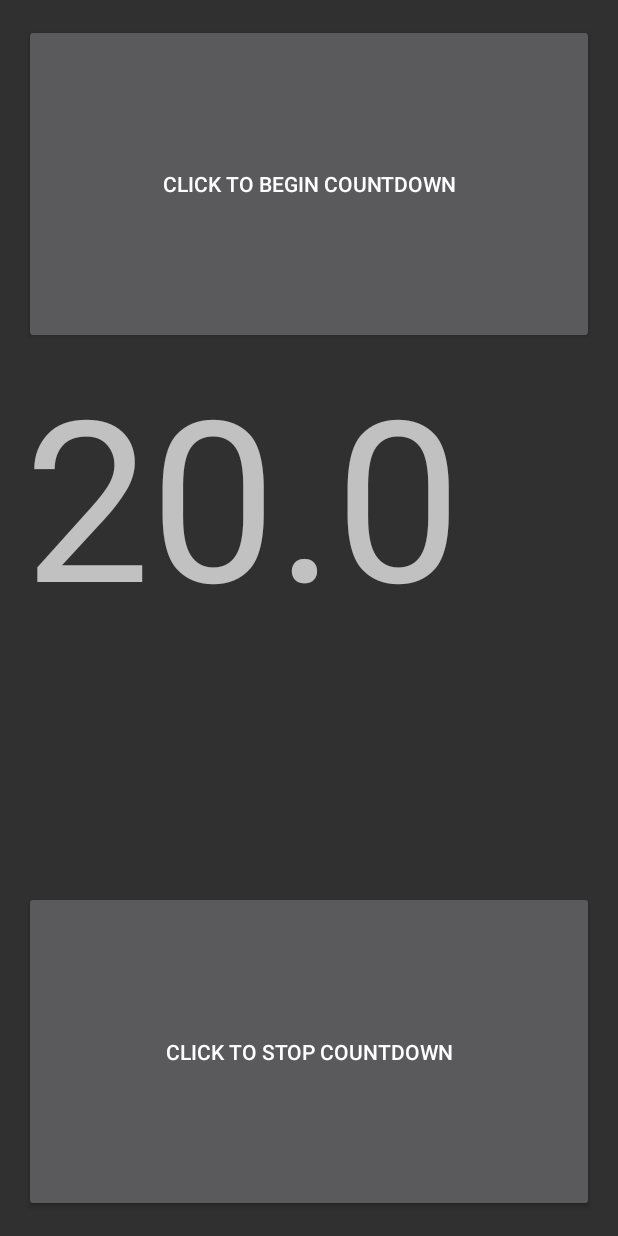
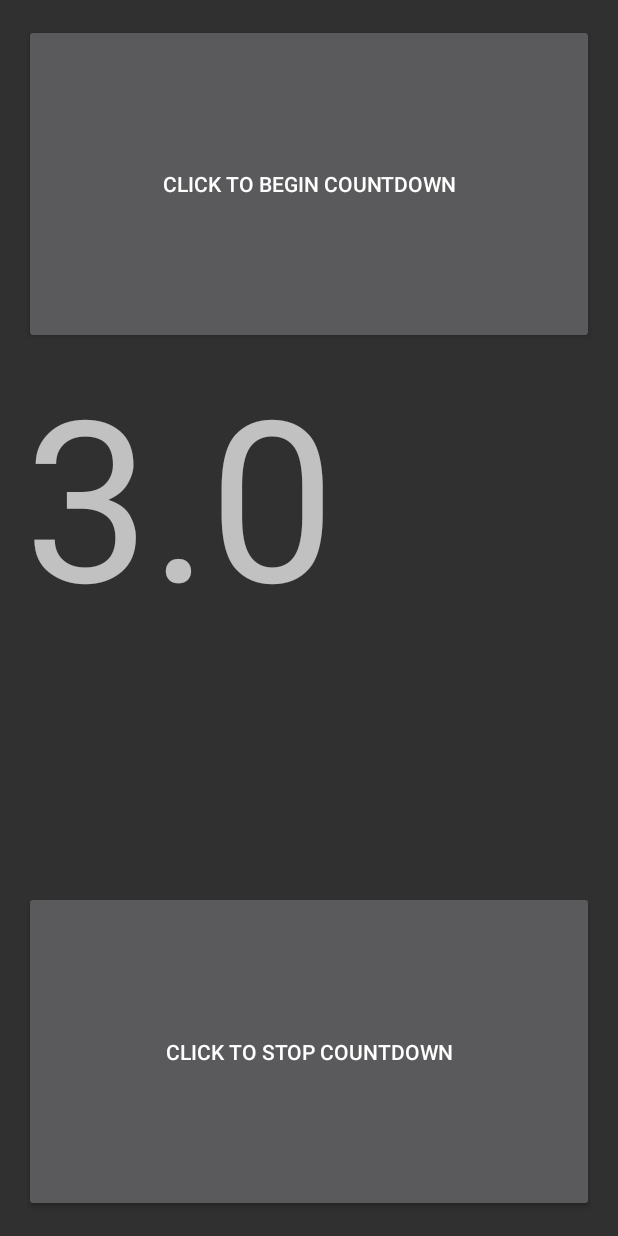
Before and after one commit to TOKITH/PRAYERCAPTIOUSAPP, an Android app: the screen it shows after launch (MainActivity), on a phone screen of 412 x 824 dp. Run offline under Robolectric (Android 15) with nearby library versions, the phone set to English and light mode, and no system bars; libraries missing offline, so code that uses them is left out: com.jjoe64.graphview; 16 statements that could not run were skipped.

Commit message:
Added screen lock in android manifest file because screen rotation would cause the app to go back to home screen, deleted uselss files and changed timer to 3 seconds

```diff
--- a/androidApp/src/main/AndroidManifest.xml
+++ b/androidApp/src/main/AndroidManifest.xml
@@ -8,12 +8,14 @@
         android:theme="@style/AppTheme">
         <activity
             android:name=".MainActivity"
-            android:exported="true">
+            android:exported="true"
+            android:screenOrientation="portrait">
             <intent-filter>
                 <action android:name="android.intent.action.MAIN" />
                 <category android:name="android.intent.category.LAUNCHER" />
             </intent-filter>
         </activity>
+
     </application>
 
     <uses-permission android:name="android.permission.ACTIVITY_RECOGNITION"/>
--- a/androidApp/src/main/java/com/example/prayercaptious/android/MainActivity.kt
+++ b/androidApp/src/main/java/com/example/prayercaptious/android/MainActivity.kt
@@ -1,6 +1,7 @@
 package com.example.prayercaptious.android
 
 import android.content.Context
+import android.content.pm.ActivityInfo
 import android.hardware.Sensor
 import android.hardware.SensorManager
 import android.os.Bundle
@@ -13,7 +14,8 @@ import kotlin.math.round
 
 // suffix ? means the variable can be null
 class MainActivity : ComponentActivity(){
-
+    // lock rotation
+    private lateinit var requestedOrientation: ActivityInfo
     //binding1 is the main activity binding and binding2 is home screen binding
     // Type naming convention is filename with first letters capital and appended Binding at the end
     private lateinit var binding: ActivityMainBinding
@@ -35,7 +37,7 @@ class MainActivity : ComponentActivity(){
         // your activity, such as setting the content view, initializing
         // UI components, binding data, or setting up event listeners.
         super.onCreate(savedInstanceState)
-
+        requestedOrientation = ActivityInfo()
         //inflates the xml file layout
         bindinghome = HomeScreenBinding.inflate(layoutInflater)
         binding = ActivityMainBinding.inflate(layoutInflater)
@@ -72,7 +74,7 @@ class MainActivity : ComponentActivity(){
         //shows home layout
         setContentView(bindinghome.root)
 
-        val countdown = object : CountDownTimer(20000, 1000) {
+        val countdown = object : CountDownTimer(3000, 1000) {
 
             override fun onTick(millisUntilFinished: Long) {
                 bindinghome.tvCountdown.text = round(millisUntilFinished.toDouble() / 1000).toString()
--- a/androidApp/src/main/res/layout/home_screen.xml
+++ b/androidApp/src/main/res/layout/home_screen.xml
@@ -21,7 +21,7 @@
         android:layout_gravity="center"
         android:layout_weight="1"
         android:textSize="150dp"
-        android:text = "20.0"/>
+        android:text = "3.0"/>
 
     <Button
         android:id="@+id/btnTimerStop"
```
Also changed, not shown: androidApp/src/main/java/com/example/prayercaptious/android/MyApplicationTheme.kt (deleted, +0 -55 lines).
